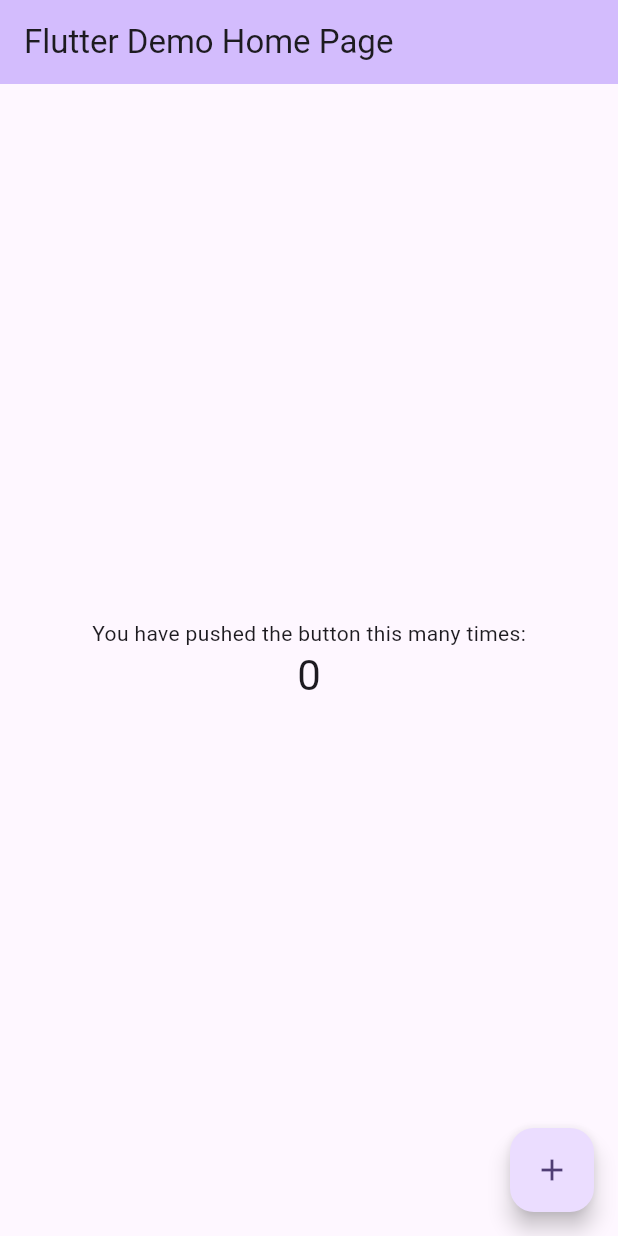
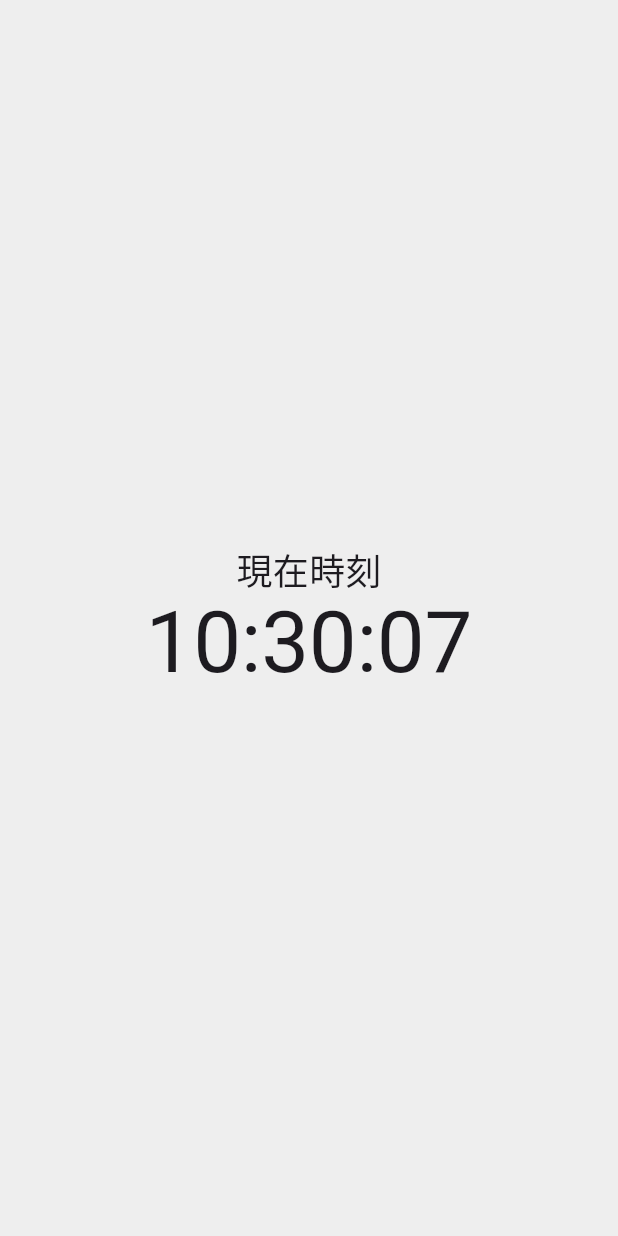
Before and after one commit to thoth333/Simplified-Clock, a Flutter app: the screen it shows after launch, on a phone screen of 412 x 824 dp. Run offline on Flutter 3.47's test engine with Material 3 defaults, Android fonts, the phone set to English and light mode, and no system bars.

Commit message:
feat: create template

```diff
--- a/lib/main.dart
+++ b/lib/main.dart
@@ -1,4 +1,5 @@
 import 'package:flutter/material.dart';
+import 'dart:async';
 
 void main() {
   runApp(const MyApp());
@@ -13,40 +14,15 @@ class MyApp extends StatelessWidget {
     return MaterialApp(
       title: 'Flutter Demo',
       theme: ThemeData(
-        // This is the theme of your application.
-        //
-        // TRY THIS: Try running your application with "flutter run". You'll see
-        // the application has a purple toolbar. Then, without quitting the app,
-        // try changing the seedColor in the colorScheme below to Colors.green
-        // and then invoke "hot reload" (save your changes or press the "hot
-        // reload" button in a Flutter-supported IDE, or press "r" if you used
-        // the command line to start the app).
-        //
-        // Notice that the counter didn't reset back to zero; the application
-        // state is not lost during the reload. To reset the state, use hot
-        // restart instead.
-        //
-        // This works for code too, not just values: Most code changes can be
-        // tested with just a hot reload.
         colorScheme: ColorScheme.fromSeed(seedColor: Colors.deepPurple),
       ),
-      home: const MyHomePage(title: 'Flutter Demo Home Page'),
+      home: const MyHomePage(title: '約分時計'),
     );
   }
 }
 
 class MyHomePage extends StatefulWidget {
   const MyHomePage({super.key, required this.title});
-
-  // This widget is the home page of your application. It is stateful, meaning
-  // that it has a State object (defined below) that contains fields that affect
-  // how it looks.
-
-  // This class is the configuration for the state. It holds the values (in this
-  // case the title) provided by the parent (in this case the App widget) and
-  // used by the build method of the State. Fields in a Widget subclass are
-  // always marked "final".
-
   final String title;
 
   @override
@@ -54,69 +30,45 @@ class MyHomePage extends StatefulWidget {
 }
 
 class _MyHomePageState extends State<MyHomePage> {
-  int _counter = 0;
+  late DateTime _now;
+  late final StreamSubscription<DateTime> ticker;
 
-  void _incrementCounter() {
+  @override
+  void initState() {
+    super.initState();
+    _now = DateTime.now();
+    ticker = Stream.periodic(const Duration(seconds: 1), (_) => DateTime.now())
+        .listen((dateTime) {
           setState(() {
-      // This call to setState tells the Flutter framework that something has
-      // changed in this State, which causes it to rerun the build method below
-      // so that the display can reflect the updated values. If we changed
-      // _counter without calling setState(), then the build method would not be
-      // called again, and so nothing would appear to happen.
-      _counter++;
+            _now = dateTime;
+          });
         });
   }
 
   @override
+  void dispose() {
+    ticker.cancel();
+    super.dispose();
+  }
+
+  @override
   Widget build(BuildContext context) {
-    // This method is rerun every time setState is called, for instance as done
-    // by the _incrementCounter method above.
-    //
-    // The Flutter framework has been optimized to make rerunning build methods
-    // fast, so that you can just rebuild anything that needs updating rather
-    // than having to individually change instances of widgets.
     return Scaffold(
-      appBar: AppBar(
-        // TRY THIS: Try changing the color here to a specific color (to
-        // Colors.amber, perhaps?) and trigger a hot reload to see the AppBar
-        // change color while the other colors stay the same.
-        backgroundColor: Theme.of(context).colorScheme.inversePrimary,
-        // Here we take the value from the MyHomePage object that was created by
-        // the App.build method, and use it to set our appbar title.
-        title: Text(widget.title),
-      ),
-      body: Center(
-        // Center is a layout widget. It takes a single child and positions it
-        // in the middle of the parent.
+      body: Container(
+        color: const Color(0xFFEEEEEE),
+        child: Center(
           child: Column(
-          // Column is also a layout widget. It takes a list of children and
-          // arranges them vertically. By default, it sizes itself to fit its
-          // children horizontally, and tries to be as tall as its parent.
-          //
-          // Column has various properties to control how it sizes itself and
-          // how it positions its children. Here we use mainAxisAlignment to
-          // center the children vertically; the main axis here is the vertical
-          // axis because Columns are vertical (the cross axis would be
-          // horizontal).
-          //
-          // TRY THIS: Invoke "debug painting" (choose the "Toggle Debug Paint"
-          // action in the IDE, or press "p" in the console), to see the
-          // wireframe for each widget.
             mainAxisAlignment: MainAxisAlignment.center,
             children: <Widget>[
-            const Text('You have pushed the button this many times:'),
+              const Text('現在時刻', style: TextStyle(fontSize: 24)),
               Text(
-              '$_counter',
-              style: Theme.of(context).textTheme.headlineMedium,
+                '${_now.hour.toString().padLeft(2, '0')}:${_now.minute.toString().padLeft(2, '0')}:${_now.second.toString().padLeft(2, '0')}',
+                style: Theme.of(context).textTheme.displayLarge,
               ),
             ],
           ),
         ),
-      floatingActionButton: FloatingActionButton(
-        onPressed: _incrementCounter,
-        tooltip: 'Increment',
-        child: const Icon(Icons.add),
-      ), // This trailing comma makes auto-formatting nicer for build methods.
+      ),
     );
   }
 }
```
Also changed, not shown: analysis_options.yaml (+24 -23 lines). Lines whose indentation alone changed are shown as unchanged.
